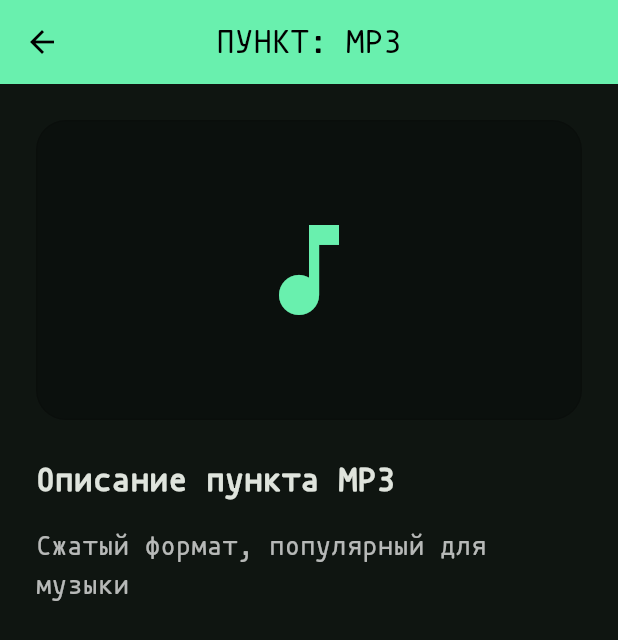
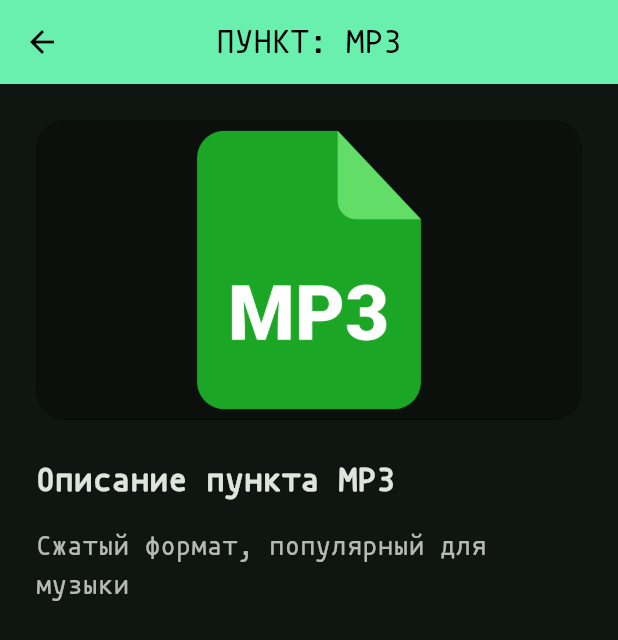
Before and after one commit to mishlachishe/AudioApp, a Flutter app: the HomePage screen opened by its route, after a tap on "MP3", on a phone screen of 412 x 824 dp. Shown: the top 640 px of the screen. Run offline on Flutter 3.47's test engine with Material 3 defaults, Android fonts, the phone set to English and light mode, and no system bars; our stand-ins replace drift, flutter_bloc, get_it, injectable; accounts and stored records are empty; generated files the repository leaves out were written again.

Commit message:
флаттер 8

```diff
--- /dev/null
+++ b/lib/data/local/app_database.dart
@@ -0,0 +1,53 @@
+import 'dart:io';
+import 'package:drift/drift.dart';
+import 'package:drift/native.dart';
+import 'package:path_provider/path_provider.dart';
+import 'package:path/path.dart' as p;
+import 'package:injectable/injectable.dart';
+
+part 'app_database.g.dart';
+
+class AudioFormats extends Table {
+  IntColumn get id => integer().autoIncrement()();
+  TextColumn get title => text()();
+  TextColumn get desc => text()();
+  TextColumn get imagePath => text()();
+}
+
+@lazySingleton
+@DriftDatabase(tables: [AudioFormats])
+class AppDatabase extends _$AppDatabase {
+  AppDatabase() : super(_openConnection());
+
+  @override
+  int get schemaVersion => 1;
+
+  @override
+  MigrationStrategy get migration {
+    return MigrationStrategy(
+      onCreate: (Migrator m) async {
+        await m.createAll();
+
+        await batch((b) {
+          b.insertAll(audioFormats, [
+            AudioFormatsCompanion.insert(title: 'MP3', desc: 'Сжатый формат, популярный для музыки', imagePath: 'assets/img_mp3.png'),
+            AudioFormatsCompanion.insert(title: 'WAV', desc: 'Несжатый формат, высокое качество', imagePath: 'assets/img_wav.png'),
+            AudioFormatsCompanion.insert(title: 'FLAC', desc: 'Сжатие без потерь качества', imagePath: 'assets/img_flac.png'),
+            AudioFormatsCompanion.insert(title: 'AAC', desc: 'Улучшенное сжатие по сравнению с MP3', imagePath: 'assets/img_aac.png'),
+            AudioFormatsCompanion.insert(title: 'OGG', desc: 'Открытый бесплатный формат', imagePath: 'assets/img_ogg.png'),
+          ]);
+        });
+      },
+    );
+  }
+
+  Future<List<AudioFormat>> getAllFormats() => select(audioFormats).get();
+}
+
+LazyDatabase _openConnection() {
+  return LazyDatabase(() async {
+    final dbFolder = await getApplicationDocumentsDirectory();
+    final file = File(p.join(dbFolder.path, 'audio_db.sqlite'));
+    return NativeDatabase.createInBackground(file);
+  });
+}
--- /dev/null
+++ b/lib/data/repositories/audio_repository.dart
@@ -0,0 +1,23 @@
+import 'package:injectable/injectable.dart';
+import '../../data/local/app_database.dart' as db;
+import '../../models/audio_format.dart';
+
+abstract class AudioRepository {
+  Future<List<AudioFormat>> getAudioFormats();
+}
+
+@LazySingleton(as: AudioRepository)
+class AudioRepositoryImpl implements AudioRepository {
+  final db.AppDatabase _db;
+  AudioRepositoryImpl(this._db);
+
+  @override
+  Future<List<AudioFormat>> getAudioFormats() async {
+    final dbFormats = await _db.getAllFormats();
+    return dbFormats.map((e) => AudioFormat(
+      title: e.title,
+      desc: e.desc,
+      imagePath: e.imagePath,
+    )).toList();
+  }
+}
--- /dev/null
+++ b/lib/injection.dart
@@ -0,0 +1,8 @@
+import 'package:get_it/get_it.dart';
+import 'package:injectable/injectable.dart';
+import 'injection.config.dart';
+
+final getIt = GetIt.instance;
+
+@InjectableInit()
+void configureDependencies() => getIt.init();
--- a/lib/main.dart
+++ b/lib/main.dart
@@ -7,8 +7,11 @@ import 'package:audioapp/pages/register_page.dart';
 import 'package:audioapp/routes.dart';
 import 'package:flutter/material.dart';
 import 'package:flutter_bloc/flutter_bloc.dart';
+import 'injection.dart';
 
 void main() {
+  WidgetsFlutterBinding.ensureInitialized();
+  configureDependencies();
   runApp(const MyApp());
 }
 
@@ -39,7 +42,7 @@ class MyApp extends StatelessWidget {
         Routes.login: (context) => const LoginPage(),
         Routes.register: (context) => const RegisterPage(),
         Routes.home: (context) => BlocProvider(
-          create: (context) => AudioFormatsBloc()..add(const LoadAudioFormatsEvent()),
+          create: (context) => getIt<AudioFormatsBloc>()..add(const LoadAudioFormatsEvent()),
           child: const HomePage(),
         ),
         Routes.detail: (context) => const DetailPage(),
--- a/lib/mock/audio_formats_data.dart
+++ b/lib/mock/audio_formats_data.dart
@@ -5,26 +5,26 @@ const List<AudioFormat> audioFormatsData = [
   AudioFormat(
     title: "MP3",
     desc: "Сжатый формат, популярный для музыки",
-    iconBefore: Icons.music_note,
+    imagePath: "assets/img_mp3.png",
   ),
   AudioFormat(
     title: "WAV",
     desc: "Несжатый формат, высокое качество",
-    iconBefore: Icons.graphic_eq,
+    imagePath: "assets/img_wav.png",
   ),
   AudioFormat(
     title: "FLAC",
     desc: "Сжатие без потерь качества",
-    iconBefore: Icons.album,
+    imagePath: "assets/img_flac.png",
   ),
   AudioFormat(
     title: "AAC",
     desc: "Улучшенное сжатие по сравнению с MP3",
-    iconBefore: Icons.headphones,
+    imagePath: "assets/img_aac.png",
   ),
   AudioFormat(
     title: "OGG",
     desc: "Открытый бесплатный формат",
-    iconBefore: Icons.audiotrack,
+    imagePath: "assets/img_ogg.png",
   ),
 ];
--- a/lib/models/audio_format.dart
+++ b/lib/models/audio_format.dart
@@ -3,11 +3,11 @@ import 'package:flutter/material.dart';
 class AudioFormat {
   final String title;
   final String desc;
-  final IconData iconBefore;
+  final String imagePath;
 
   const AudioFormat({
     required this.title,
     required this.desc,
-    required this.iconBefore,
+    required this.imagePath,
   });
 }
--- a/lib/pages/home/bloc/audio_formats_bloc.dart
+++ b/lib/pages/home/bloc/audio_formats_bloc.dart
@@ -1,13 +1,17 @@
+import 'package:flutter/cupertino.dart';
 import 'package:flutter_bloc/flutter_bloc.dart';
-import 'package:meta/meta.dart';
-import '../../../../mock/audio_formats_data.dart';
-import '../../../../models/audio_format.dart';
+import 'package:injectable/injectable.dart';
+import '../../../models/audio_format.dart';
+import '../../../data/repositories/audio_repository.dart';
 
 part 'audio_formats_event.dart';
 part 'audio_formats_state.dart';
 
+@injectable
 class AudioFormatsBloc extends Bloc<AudioFormatsEvent, AudioFormatsState> {
-  AudioFormatsBloc() : super(const AudioFormatsInitial()) {
+  final AudioRepository _repository;
+
+  AudioFormatsBloc(this._repository) : super(const AudioFormatsInitial()) {
     on<LoadAudioFormatsEvent>(_onLoadAudioFormats);
   }
 
@@ -16,14 +20,12 @@ class AudioFormatsBloc extends Bloc<AudioFormatsEvent, AudioFormatsState> {
       Emitter<AudioFormatsState> emit,
       ) async {
     emit(const AudioFormatsLoading());
-
     try {
-      // задержка пол секунды
       await Future.delayed(const Duration(milliseconds: 500));
-
-      emit(AudioFormatsLoaded(audioFormatsData));
+      final formats = await _repository.getAudioFormats();
+      emit(AudioFormatsLoaded(formats));
     } catch (e) {
-      emit(const AudioFormatsError('Не удалось загрузить список аудиоформатов'));
+      emit(const AudioFormatsError('Не удалось загрузить данные'));
     }
   }
 }
--- a/lib/pages/home/detail_page.dart
+++ b/lib/pages/home/detail_page.dart
@@ -28,7 +28,7 @@ class DetailPage extends StatelessWidget {
                 borderRadius: BorderRadius.circular(20),
                 border: Border.all(color: Colors.black12),
               ),
-              child: Icon(args.iconBefore, size: 80, color: Colors.greenAccent),
+              child: Image.asset(args.imagePath, height: 200),
             ),
             const SizedBox(height: 24),
             Text(
--- a/lib/pages/home/home_page.dart
+++ b/lib/pages/home/home_page.dart
@@ -161,7 +161,7 @@ class _HomePageState extends State<HomePage> {
       ),
       child: ListTile(
         contentPadding: const EdgeInsets.symmetric(horizontal: 16, vertical: 8),
-        leading: Icon(item.iconBefore, color: Colors.greenAccent, size: 32),
+        leading: Image.asset(item.imagePath, width: 40, height: 40),
         title: Text(
           item.title,
           style: const TextStyle(fontWeight: FontWeight.bold, color: Colors.limeAccent, fontSize: 18),
```
Also changed, not shown: pubspec.yaml (+17 -10 lines), lib/data/local/app_database.g.dart (added), lib/injection.config.dart (added), 1 other file.
